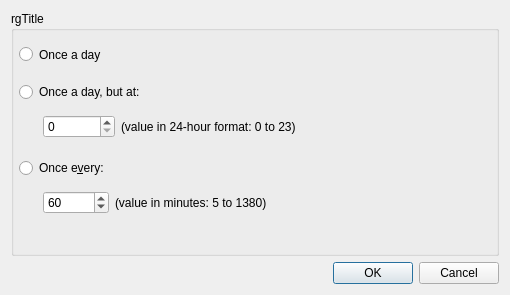
Before: the Qt Designer form notifier/ui/optionsdialog.ui in aarnt/octoxbps, drawn with Qt 5.
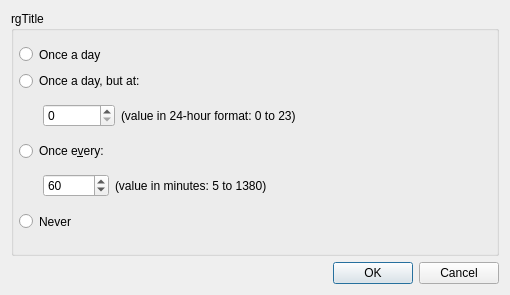
After: the same form once the commit is applied.

Commit message: - Added option to never sync database on notifier.

What changed in the file:
```diff
--- a/notifier/ui/optionsdialog.ui
+++ b/notifier/ui/optionsdialog.ui
@@ -54,7 +54,7 @@
       <property name="geometry">
        <rect>
         <x>8</x>
-        <y>71</y>
+        <y>60</y>
         <width>481</width>
         <height>64</height>
        </rect>
@@ -137,7 +137,7 @@
       <property name="geometry">
        <rect>
         <x>8</x>
-        <y>147</y>
+        <y>130</y>
         <width>481</width>
         <height>64</height>
        </rect>
@@ -219,6 +219,25 @@
        </item>
       </layout>
      </widget>
+     <widget class="QRadioButton" name="rbNever">
+      <property name="geometry">
+       <rect>
+        <x>8</x>
+        <y>200</y>
+        <width>371</width>
+        <height>21</height>
+       </rect>
+      </property>
+      <property name="sizePolicy">
+       <sizepolicy hsizetype="Maximum" vsizetype="Fixed">
+        <horstretch>0</horstretch>
+        <verstretch>0</verstretch>
+       </sizepolicy>
+      </property>
+      <property name="text">
+       <string notr="true">Never</string>
+      </property>
+     </widget>
     </widget>
    </item>
    <item row="1" column="0">
```
The commit also changes 18 other files.
